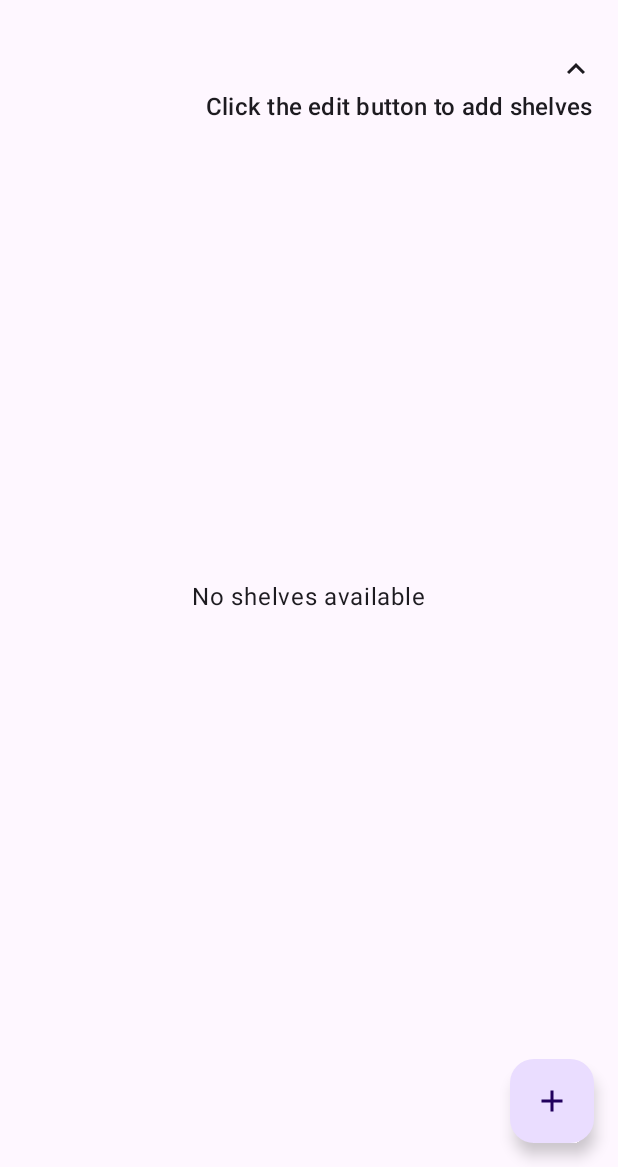
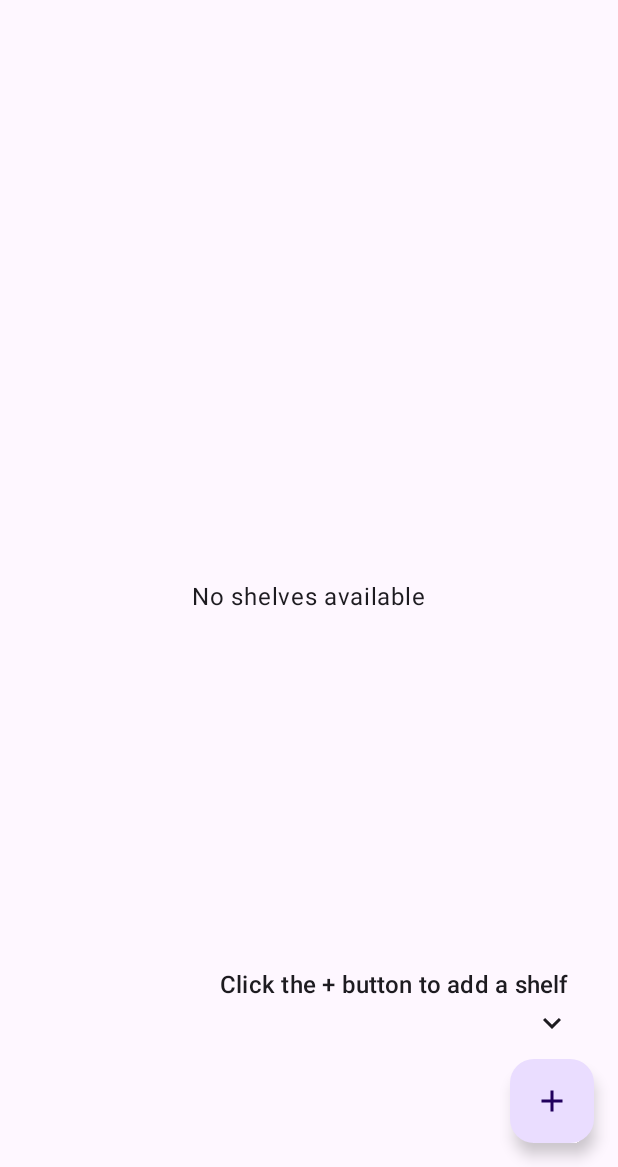
Before and after one commit to Assaf-Megirov/storage-manager, an Android app built with Jetpack Compose: the screen it shows after launch (MainActivity), after a tap on "Edit Mode", on a phone screen of 412 x 824 dp, the part 69-1236 px from its top. Run offline under Robolectric (Android 15) with nearby library versions, the phone set to English and light mode, and no system bars.

Commit message:
Feat: expanded the hint system to include - add section, add shelf

```diff
--- a/app/src/main/java/com/awindyendprod/storage_manager/ui/screens/StorageManagerMainScreen.kt
+++ b/app/src/main/java/com/awindyendprod/storage_manager/ui/screens/StorageManagerMainScreen.kt
@@ -86,11 +86,23 @@ fun StorageManagerMainScreen(
 
     val settings by settingsViewModel.settings.collectAsState()
     val isLandscape = isLandscape()
+    val shelves by viewModel.shelves.collectAsState()
 
     var newItemReturnDate by remember(settings.defaultReturnDateDays) {
         mutableStateOf(
             Date(System.currentTimeMillis() + (settings.defaultReturnDateDays * 24 * 60 * 60 * 1000L))
         )
+    }
+
+    val onboardingState by remember(isEditMode, shelves) {
+        derivedStateOf {
+            when {
+                !isEditMode -> OnboardingState.NEEDS_EDIT_MODE
+                shelves.isEmpty() -> OnboardingState.NEEDS_SHELF
+                shelves.all { shelf -> shelf.sections.isEmpty() } -> OnboardingState.NEEDS_SECTION
+                else -> OnboardingState.COMPLETED
+            }
+        }
     }
 
     Row {
@@ -151,7 +163,6 @@ fun StorageManagerMainScreen(
             }
         ) { padding ->
             Box(modifier = Modifier.padding(padding).fillMaxSize()) {
-                val shelves by viewModel.shelves.collectAsState()
 
                 if (shelves.isEmpty()) {
                     Box(
@@ -164,9 +175,19 @@ fun StorageManagerMainScreen(
                         )
                     }
 
-                    EmptyShelvesHint(isLandscape = isLandscape)
+                    when (onboardingState) {
+                        OnboardingState.NEEDS_EDIT_MODE -> EmptyShelvesHint(isLandscape = isLandscape)
+                        OnboardingState.NEEDS_SHELF -> ShelfAddHint(isLandscape = isLandscape)
+                        else -> {} // No hint needed in other states when there are no shelves
+                    }
 
                 } else {
+                    Column (
+
+                    ){
+                        if (onboardingState == OnboardingState.NEEDS_SECTION) {
+                            SectionAddHint(isLandscape = isLandscape)
+                        }
                         ShelvesScrollableView(
                             shelves = shelves,
                             isEditMode = isEditMode,
@@ -182,6 +203,7 @@ fun StorageManagerMainScreen(
                             onRemoveSection = { shelfId, sectionId -> viewModel.removeSection(shelfId, sectionId) },
                             settings = settings
                         )
+                    }
                 }
 
                 if (isAddItemDialogVisible) {
@@ -246,6 +268,13 @@ fun StorageManagerMainScreen(
     }
 }
 
+enum class OnboardingState {
+    NEEDS_EDIT_MODE,
+    NEEDS_SHELF,
+    NEEDS_SECTION,
+    COMPLETED
+}
+
 @Composable
 fun EmptyShelvesHint(isLandscape: Boolean) {
     val hintAlignment = if (isLandscape) Alignment.TopStart else Alignment.TopEnd
@@ -271,6 +300,64 @@ fun EmptyShelvesHint(isLandscape: Boolean) {
             Text(
                 text = stringResource(hintTextRes),
                 style = MaterialTheme.typography.titleMedium
+            )
+        }
+    }
+}
+
+@Composable
+fun ShelfAddHint(isLandscape: Boolean) {
+    // Calculate position based on FAB location
+    val fabBottomPadding = 16.dp
+    val fabSize = 56.dp
+    val hintSpacing = 12.dp
+
+    Box(
+        modifier = Modifier
+            .fillMaxSize()
+            .padding(
+                bottom = fabBottomPadding + fabSize + hintSpacing,
+                end = 32.dp
+            ),
+        contentAlignment = Alignment.BottomEnd
+    ) {
+        Column(
+            horizontalAlignment = Alignment.End,
+            verticalArrangement = Arrangement.spacedBy(4.dp)
+        ) {
+            Text(
+                text = stringResource(R.string.click_fab_to_add_shelf),
+                style = MaterialTheme.typography.titleMedium
+            )
+            Icon(
+                imageVector = Icons.Default.KeyboardArrowDown,
+                contentDescription = null,
+                modifier = Modifier.size(24.dp)
+            )
+        }
+    }
+}
+
+// New hint for adding sections to the shelf
+@Composable
+fun SectionAddHint(isLandscape: Boolean) {
+    Box(
+        modifier = Modifier
+            .padding(vertical = 2.dp, horizontal = 50.dp),
+        contentAlignment = Alignment.TopStart
+    ) {
+        Column(
+            horizontalAlignment = Alignment.Start,
+            verticalArrangement = Arrangement.spacedBy(4.dp)
+        ) {
+            Text(
+                text = stringResource(R.string.click_plus_to_add_section),
+                style = MaterialTheme.typography.titleMedium
+            )
+            Icon(
+                imageVector = Icons.Default.KeyboardArrowDown,
+                contentDescription = null,
+                modifier = Modifier.size(24.dp)
             )
         }
     }
--- a/app/src/main/res/values/strings.xml
+++ b/app/src/main/res/values/strings.xml
@@ -89,4 +89,6 @@
     <string name="no_shelves_message">No shelves available</string>
     <string name="click_edit_to_add">Click the edit button to add shelves</string>
     <string name="click_edit_to_add_landscape">Click edit in the sidebar</string>
+    <string name="click_fab_to_add_shelf">Click the + button to add a shelf</string>
+    <string name="click_plus_to_add_section">Click the + button to add a section</string>
 </resources>
```
Also changed, not shown: 2 other files. Lines whose indentation alone changed are shown as unchanged.
